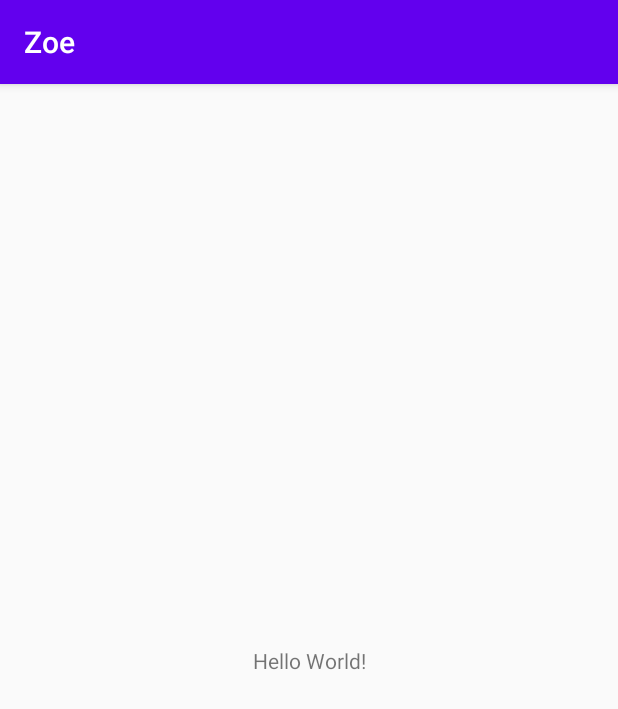
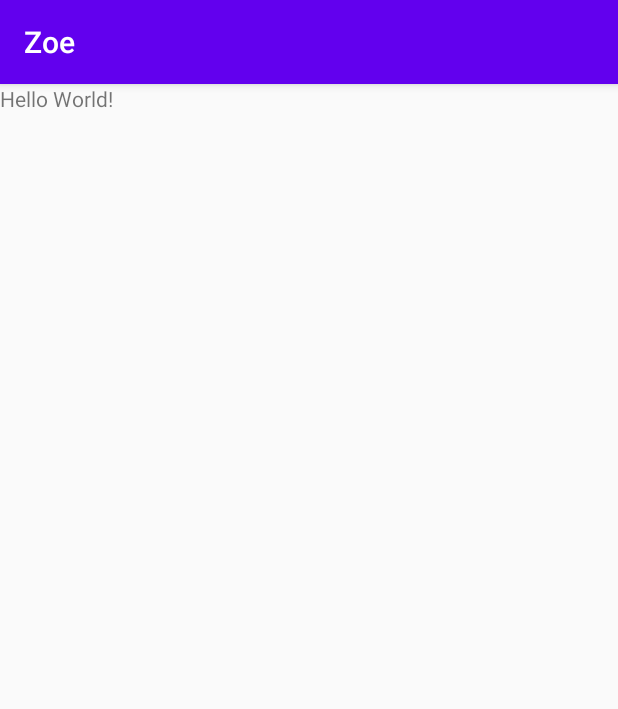
Before and after one commit to sunilson/Zoe, an Android app: the screen it shows after launch (MainActivity), on a phone screen of 412 x 824 dp. Shown: the top 709 px of the screen. Run offline under Robolectric (Android 15) with nearby library versions, the phone set to English and light mode, and no system bars.

Commit message:
Add hilt

```diff
--- a/app/src/main/res/layout/activity_main.xml
+++ b/app/src/main/res/layout/activity_main.xml
@@ -1,5 +1,5 @@
 <?xml version="1.0" encoding="utf-8"?>
-<androidx.constraintlayout.widget.ConstraintLayout
+<FrameLayout
         xmlns:android="http://schemas.android.com/apk/res/android"
         xmlns:app="http://schemas.android.com/apk/res-auto"
         xmlns:tools="http://schemas.android.com/tools"
@@ -10,10 +10,6 @@
     <TextView
             android:layout_width="wrap_content"
             android:layout_height="wrap_content"
-            android:text="Hello World!"
-            app:layout_constraintBottom_toBottomOf="parent"
-            app:layout_constraintLeft_toLeftOf="parent"
-            app:layout_constraintRight_toRightOf="parent"
-            app:layout_constraintTop_toTopOf="parent" />
+            android:text="Hello World!" />
 
-</androidx.constraintlayout.widget.ConstraintLayout>
+</FrameLayout>
--- a/buildSrc/src/main/java/at/sunilson/buildsrc/Dependencies.kt
+++ b/buildSrc/src/main/java/at/sunilson/buildsrc/Dependencies.kt
@@ -6,4 +6,6 @@ object Dependencies {
     const val kotlinStdLib = "org.jetbrains.kotlin:kotlin-stdlib:1.3.72"
     const val constraintlayout = "androidx.constraintlayout:constraintlayout:1.1.3"
     const val retrofit = "com.squareup.retrofit2:retrofit:2.9.0"
+    const val hilt = "com.google.dagger:hilt-android:2.28-alpha"
+    const val hiltKapt = "com.google.dagger:hilt-android-compiler:2.28-alpha"
 }
```
Also changed, not shown: app/build.gradle.kts (+7 -0 lines), app/src/main/java/at/sunilson/zoe/MainApplication.kt (added, +8 -0 lines), build.gradle.kts (+6 -3 lines), authentication/src/main/java/at/sunilson/authentication/AuthenticationService.kt (line endings or trailing spaces).
